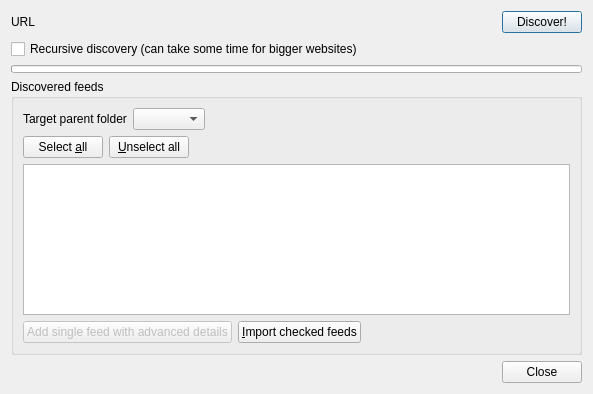
This is src/librssguard-standard/src/gui/formdiscoverfeeds.ui in martinrotter/rssguard as Qt 5 draws it before an edit. The edited form follows.
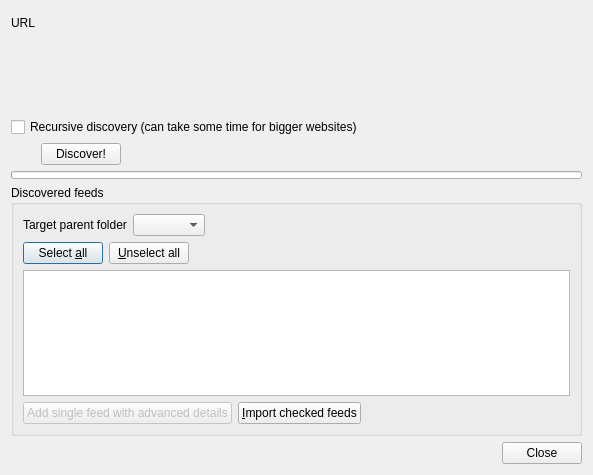
This is the edited form. Custom widgets are drawn as their Qt base class.

Diff of the .ui file:
```diff
--- a/src/librssguard-standard/src/gui/formdiscoverfeeds.ui
+++ b/src/librssguard-standard/src/gui/formdiscoverfeeds.ui
@@ -7,7 +7,7 @@
     <x>0</x>
     <y>0</y>
     <width>593</width>
-    <height>394</height>
+    <height>475</height>
    </rect>
   </property>
   <property name="windowTitle">
@@ -25,34 +25,23 @@
     </widget>
    </item>
    <item row="0" column="1">
-    <layout class="QHBoxLayout" name="horizontalLayout">
-     <item>
-      <widget class="LineEditWithStatus" name="m_txtUrl" native="true">
-       <property name="sizePolicy">
-        <sizepolicy hsizetype="Preferred" vsizetype="Preferred">
-         <horstretch>1</horstretch>
-         <verstretch>0</verstretch>
-        </sizepolicy>
-       </property>
-      </widget>
-     </item>
-     <item>
-      <widget class="QPushButton" name="m_btnDiscover">
-       <property name="text">
-        <string>Discover!</string>
-       </property>
-      </widget>
-     </item>
-    </layout>
+    <widget class="TextEditWithStatus" name="m_txtUrl" native="true">
+     <property name="minimumSize">
+      <size>
+       <width>0</width>
+       <height>100</height>
+      </size>
+     </property>
+    </widget>
    </item>
-   <item row="1" column="0" colspan="2">
+   <item row="2" column="0" colspan="2">
     <widget class="QCheckBox" name="m_cbDiscoverRecursive">
      <property name="text">
       <string>Recursive discovery (can take some time for bigger websites)</string>
      </property>
     </widget>
    </item>
-   <item row="2" column="0" colspan="2">
+   <item row="4" column="0" colspan="2">
     <widget class="QProgressBar" name="m_pbDiscovery">
      <property name="maximumSize">
       <size>
@@ -65,7 +54,7 @@
      </property>
     </widget>
    </item>
-   <item row="3" column="0" colspan="2">
+   <item row="6" column="0" colspan="2">
     <widget class="QGroupBox" name="m_gbFeeds">
      <property name="sizePolicy">
       <sizepolicy hsizetype="Preferred" vsizetype="Preferred">
@@ -216,7 +205,7 @@
      </layout>
     </widget>
    </item>
-   <item row="4" column="0" colspan="2">
+   <item row="7" column="0" colspan="2">
     <widget class="QDialogButtonBox" name="m_buttonBox">
      <property name="orientation">
       <enum>Qt::Orientation::Horizontal</enum>
@@ -226,17 +215,38 @@
      </property>
     </widget>
    </item>
+   <item row="3" column="1">
+    <widget class="QPushButton" name="m_btnDiscover">
+     <property name="sizePolicy">
+      <sizepolicy hsizetype="Maximum" vsizetype="Fixed">
+       <horstretch>0</horstretch>
+       <verstretch>0</verstretch>
+      </sizepolicy>
+     </property>
+     <property name="text">
+      <string>Discover!</string>
+     </property>
+    </widget>
+   </item>
   </layout>
  </widget>
  <customwidgets>
   <customwidget>
-   <class>LineEditWithStatus</class>
+   <class>TextEditWithStatus</class>
    <extends>QWidget</extends>
-   <header>lineeditwithstatus.h</header>
+   <header>texteditwithstatus.h</header>
    <container>1</container>
   </customwidget>
  </customwidgets>
  <tabstops>
+  <tabstop>m_cbDiscoverRecursive</tabstop>
+  <tabstop>m_btnDiscover</tabstop>
+  <tabstop>m_cmbParentCategory</tabstop>
+  <tabstop>m_btnSelecAll</tabstop>
+  <tabstop>m_btnSelectNone</tabstop>
+  <tabstop>m_tvFeeds</tabstop>
+  <tabstop>m_btnAddIndividually</tabstop>
+  <tabstop>m_btnImportSelected</tabstop>
  </tabstops>
  <resources/>
  <connections>
```
